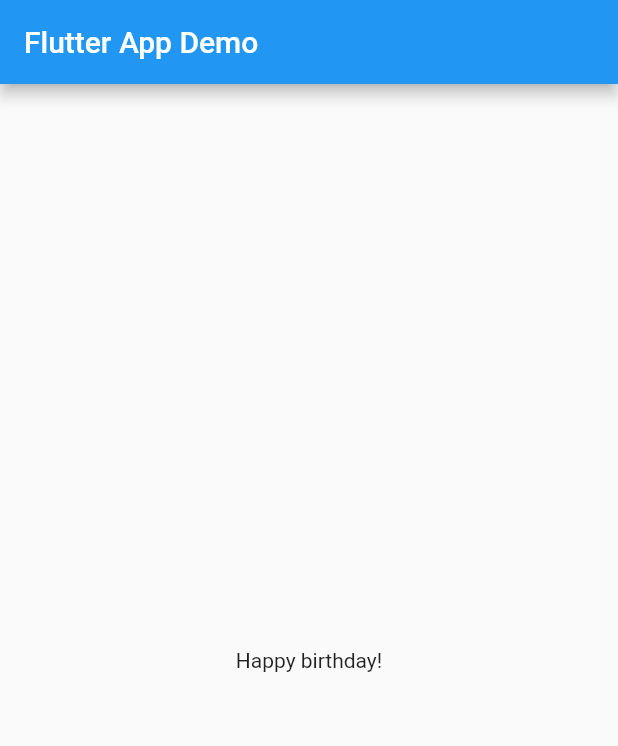
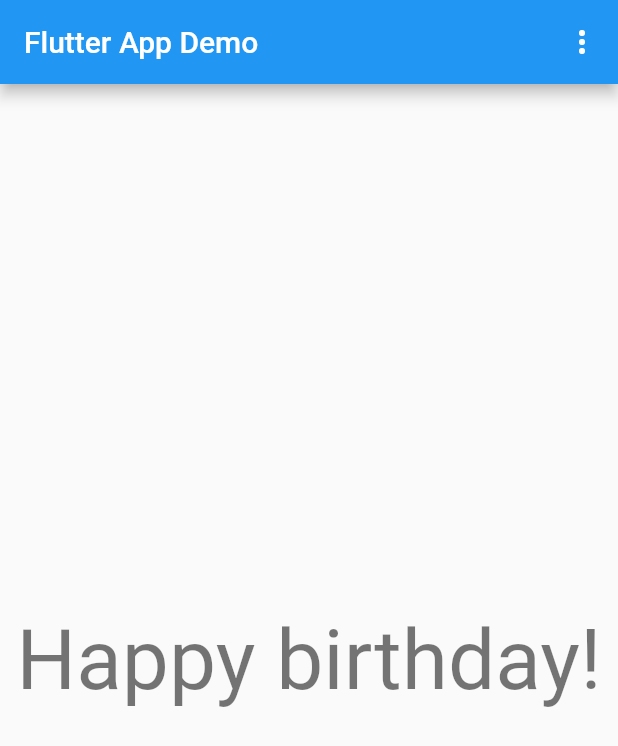
Before and after one commit to caiooct/flutter-i18n, a Flutter app: the screen it shows after launch, on a phone screen of 412 x 824 dp. Shown: the top 746 px of the screen. Run offline on Flutter 3.47's test engine with Material 2 defaults, Android fonts, the phone set to English and light mode, and no system bars; generated files the repository leaves out were written again.

```diff
--- /dev/null
+++ b/lib/home_page.dart
@@ -0,0 +1,54 @@
+import 'package:flutter/material.dart';
+import 'package:flutter_gen/gen_l10n/app_localizations.dart';
+
+import 'locale_provider.dart';
+
+enum LanguageEnum {
+  en('en'),
+  es('es'),
+  pt('pt');
+
+  const LanguageEnum(this.code);
+  final String code;
+}
+
+class HomePage extends StatelessWidget {
+  const HomePage({Key? key}) : super(key: key);
+
+  @override
+  Widget build(BuildContext context) {
+    return Scaffold(
+      appBar: AppBar(
+        title: const Text('Flutter App Demo'),
+        actions: [
+          PopupMenuButton<LanguageEnum>(
+            onSelected: (language) =>
+                LocaleProvider.of(context).changeLanguage(language.code),
+            itemBuilder: (context) {
+              return [
+                PopupMenuItem(
+                  value: LanguageEnum.en,
+                  child: Text(AppLocalizations.of(context).english),
+                ),
+                PopupMenuItem(
+                  value: LanguageEnum.es,
+                  child: Text(AppLocalizations.of(context).spanish),
+                ),
+                PopupMenuItem(
+                  value: LanguageEnum.pt,
+                  child: Text(AppLocalizations.of(context).portuguese),
+                ),
+              ];
+            },
+          ),
+        ],
+      ),
+      body: Center(
+        child: Text(
+          AppLocalizations.of(context).happyBirthday,
+          style: Theme.of(context).textTheme.headline2,
+        ),
+      ),
+    );
+  }
+}
--- a/lib/l10n/app_en.arb
+++ b/lib/l10n/app_en.arb
@@ -2,5 +2,8 @@
     "happyBirthday": "Happy birthday!",
     "@happyBirthday": {
       "description": "An expression of good will offered on a person's birthday"
-    }
+    },
+    "english": "English",
+    "spanish": "Spanish",
+    "portuguese": "Portuguese"
 }
--- a/lib/l10n/app_es.arb
+++ b/lib/l10n/app_es.arb
@@ -1,3 +1,6 @@
 {
-    "happyBirthday": "¡Feliz cumpleaños!"
+    "happyBirthday": "¡Feliz cumpleaños!",
+    "english": "Inglés",
+    "spanish": "Español",
+    "portuguese": "Portugués"
 }
--- a/lib/l10n/app_pt.arb
+++ b/lib/l10n/app_pt.arb
@@ -1,3 +1,6 @@
 {
-    "happyBirthday": "Feliz aniversário!"
+    "happyBirthday": "Feliz aniversário!",
+    "english": "Inglês",
+    "spanish": "Espanhol",
+    "portuguese": "Português"
 }
--- /dev/null
+++ b/lib/locale_provider.dart
@@ -0,0 +1,25 @@
+import 'package:flutter/material.dart';
+
+class LocaleProvider extends InheritedWidget {
+  final ValueNotifier<Locale?> locale = ValueNotifier(null);
+
+  LocaleProvider({
+    super.key,
+    locale,
+    required super.child,
+  }) {
+    this.locale.value = locale;
+  }
+
+  @override
+  bool updateShouldNotify(covariant LocaleProvider oldWidget) =>
+      oldWidget.locale != locale;
+
+  static LocaleProvider of(BuildContext context) {
+    return context.dependOnInheritedWidgetOfExactType<LocaleProvider>()!;
+  }
+
+  void changeLanguage(String languageCode) {
+    locale.value = Locale(languageCode);
+  }
+}
--- a/lib/main.dart
+++ b/lib/main.dart
@@ -1,8 +1,15 @@
 import 'package:flutter/material.dart';
 import 'package:flutter_gen/gen_l10n/app_localizations.dart';
 
-void main() {
-  runApp(const MyApp());
+import 'home_page.dart';
+import 'locale_provider.dart';
+
+void main() async {
+  runApp(
+    LocaleProvider(
+      child: const MyApp(),
+    ),
+  );
 }
 
 class MyApp extends StatelessWidget {
@@ -10,30 +17,20 @@ class MyApp extends StatelessWidget {
 
   @override
   Widget build(BuildContext context) {
+    return ValueListenableBuilder(
+      valueListenable: LocaleProvider.of(context).locale,
+      builder: (BuildContext context, Locale? locale, Widget? child) {
         return MaterialApp(
           localizationsDelegates: AppLocalizations.localizationsDelegates,
           supportedLocales: AppLocalizations.supportedLocales,
+          locale: locale,
           title: 'Flutter Demo',
           theme: ThemeData(
             primarySwatch: Colors.blue,
           ),
           home: const HomePage(),
         );
-  }
-}
-
-class HomePage extends StatelessWidget {
-  const HomePage({Key? key}) : super(key: key);
-
-  @override
-  Widget build(BuildContext context) {
-    return Scaffold(
-      appBar: AppBar(
-        title: const Text('Flutter App Demo'),
-      ),
-      body: Center(
-        child: Text(AppLocalizations.of(context).happyBirthday),
-      ),
+      },
     );
   }
 }
```
Also changed, not shown: 6 other files. Lines whose indentation alone changed are shown as unchanged.
